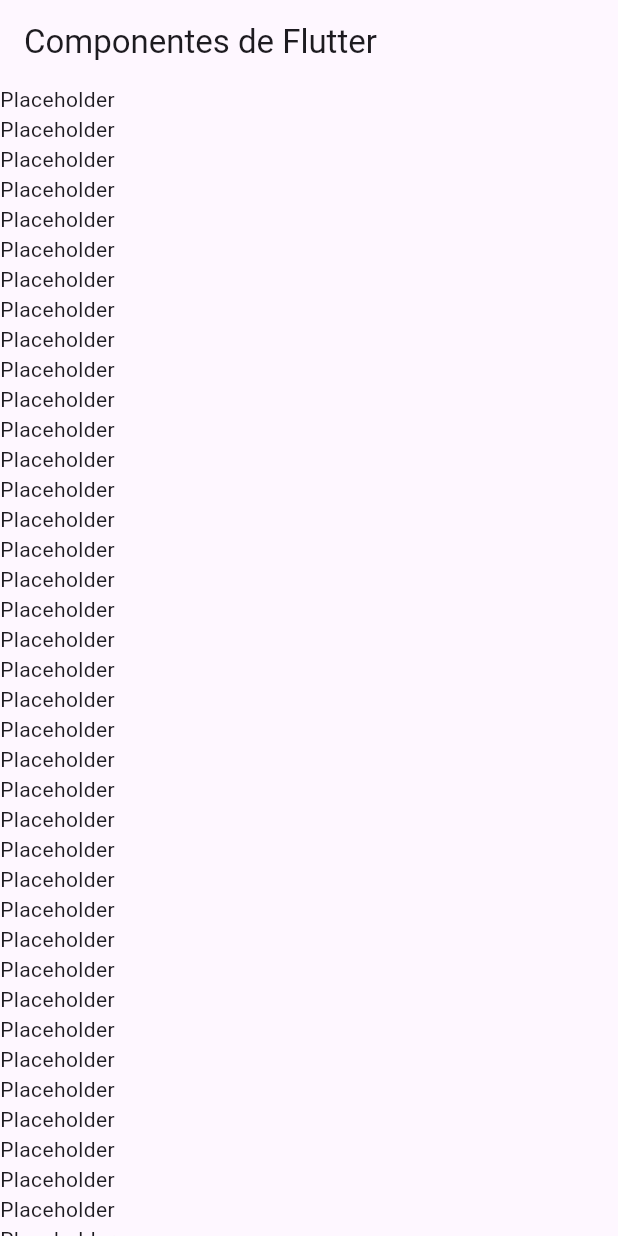
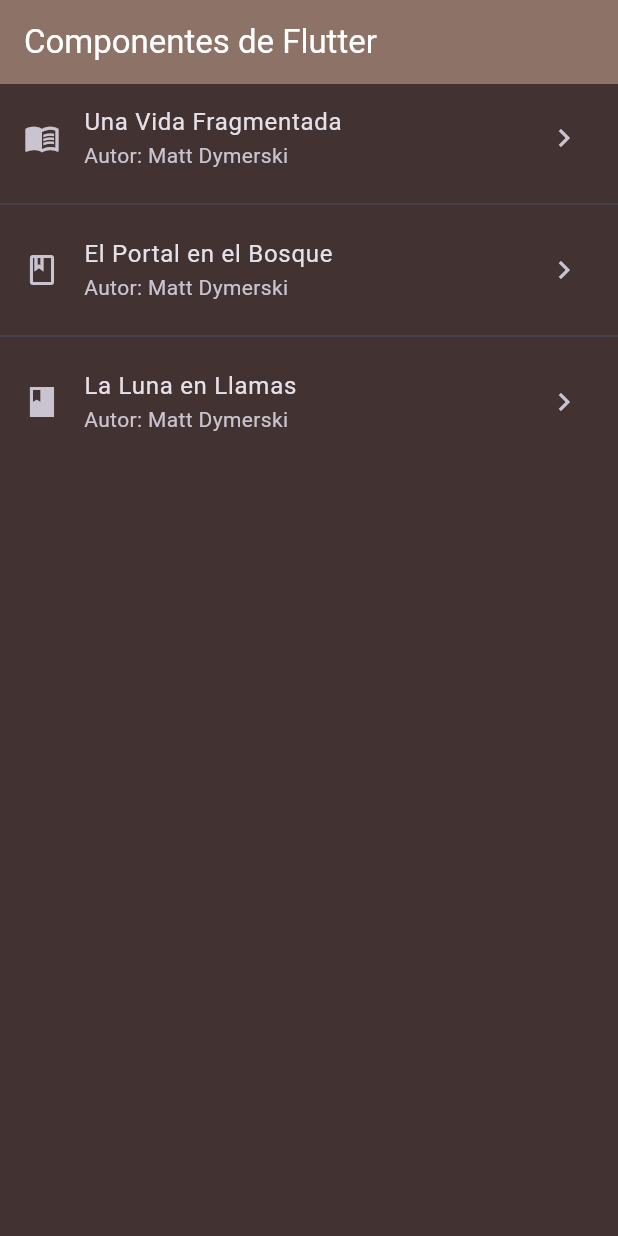
Before and after one commit to DerekAguilar/Componentes-Flutter, a Flutter app: the screen it shows after launch, on a phone screen of 412 x 824 dp. Run offline on Flutter 3.47's test engine with Material 3 defaults, Android fonts, the phone set to English and light mode, and no system bars.

Commit message:
Refactored and added AppTheme

```diff
--- a/lib/home_screen.dart
+++ /dev/null
@@ -1,75 +0,0 @@
-import 'package:flutter/material.dart';
-
-class HomeScreen extends StatelessWidget {
-  const HomeScreen({super.key});
-
-  @override
-  Widget build(BuildContext context) {
-    return Scaffold(
-      appBar: AppBar(
-        title: const Text('Componentes de Flutter'),
-      ),
-      body: ListView(
-        children: const [
-          Text('Placeholder'),
-          Text('Placeholder'),
-          Text('Placeholder'),
-          Text('Placeholder'),
-          Text('Placeholder'),
-          Text('Placeholder'),
-          Text('Placeholder'),
-          Text('Placeholder'),
-          Text('Placeholder'),
-          Text('Placeholder'),
-          Text('Placeholder'),
-          Text('Placeholder'),
-          Text('Placeholder'),
-          Text('Placeholder'),
-          Text('Placeholder'),
-          Text('Placeholder'),
-          Text('Placeholder'),
-          Text('Placeholder'),
-          Text('Placeholder'),
-          Text('Placeholder'),
-          Text('Placeholder'),
-          Text('Placeholder'),
-          Text('Placeholder'),
-          Text('Placeholder'),
-          Text('Placeholder'),
-          Text('Placeholder'),
-          Text('Placeholder'),
-          Text('Placeholder'),
-          Text('Placeholder'),
-          Text('Placeholder'),
-          Text('Placeholder'),
-          Text('Placeholder'),
-          Text('Placeholder'),
-          Text('Placeholder'),
-          Text('Placeholder'),
-          Text('Placeholder'),
-          Text('Placeholder'),
-          Text('Placeholder'),
-          Text('Placeholder'),
-          Text('Placeholder'),
-          Text('Placeholder'),
-          Text('Placeholder'),
-          Text('Placeholder'),
-          Text('Placeholder'),
-          Text('Placeholder'),
-          Text('Placeholder'),
-          Text('Placeholder'),
-          Text('Placeholder'),
-          Text('Placeholder'),
-          Text('Placeholder'),
-          Text('Placeholder'),
-          Text('Placeholder'),
-          Text('Placeholder'),
-          Text('Placeholder'),
-          Text('Placeholder'),
-          Text('Placeholder'),
-          Text('Placeholder'),
-        ],
-      )
-    );
-  }
-}
--- a/lib/main_app.dart
+++ b/lib/main_app.dart
@@ -1,14 +1,16 @@
 import 'package:flutter/material.dart';
-import 'home_screen.dart';
+import 'package:practica3/theme/app_theme.dart';
+import 'screens/home_screen.dart';
 
 class MainApp extends StatelessWidget {
   const MainApp({super.key});
 
   @override
   Widget build(BuildContext context) {
-    return const MaterialApp(
+    return MaterialApp(
       debugShowCheckedModeBanner: false,
-      home: HomeScreen()
+      home: const HomeScreen(),
+      theme: AppTheme.darkTheme
     );
   }
 }
--- /dev/null
+++ b/lib/screens/home_screen.dart
@@ -0,0 +1,38 @@
+import 'package:flutter/material.dart';
+
+class HomeScreen extends StatelessWidget {
+  const HomeScreen({super.key});
+
+  @override
+  Widget build(BuildContext context) {
+    return Scaffold(
+      appBar: AppBar(
+        title: const Text('Componentes de Flutter'),
+      ),
+      body: ListView(
+        children: const <Widget>[
+          ListTile(
+            title: Text('Una Vida Fragmentada'),
+            subtitle: Text('Autor: Matt Dymerski'),
+            leading: Icon(Icons.menu_book),
+            trailing: Icon(Icons.keyboard_arrow_right),
+          ),
+          Divider(),
+          ListTile(
+            title: Text('El Portal en el Bosque'),
+            subtitle: Text('Autor: Matt Dymerski'),
+            leading: Icon(Icons.book_outlined),
+            trailing: Icon(Icons.keyboard_arrow_right),
+          ),
+          Divider(),
+          ListTile(
+            title: Text('La Luna en Llamas'),
+            subtitle: Text('Autor: Matt Dymerski'),
+            leading: Icon(Icons.book_sharp),
+            trailing: Icon(Icons.keyboard_arrow_right),
+          ),
+        ],
+      )
+    );
+  }
+}
--- /dev/null
+++ b/lib/theme/app_theme.dart
@@ -0,0 +1,26 @@
+// Definición de los temas de estilo de app
+import 'package:flutter/material.dart';
+
+class AppTheme {
+  // Constante color primario
+  static const primColor=Color.fromARGB(255, 141,114, 104);
+  // Constante de color de fondo modo claro
+  static const bgColorLight=Color.fromARGB(255, 228, 220, 220);
+  // Constante de color de fondo modo oscuro
+  static const bgColorDark=Color.fromARGB(255, 67, 50, 50);
+  // Constante de temas
+  static final ThemeData lightTheme = ThemeData.light().copyWith(
+    scaffoldBackgroundColor: bgColorLight,
+    appBarTheme: const AppBarTheme(
+      foregroundColor: Colors.white,
+      color: primColor
+    )
+  );
+  static final ThemeData darkTheme= ThemeData.dark().copyWith(
+    scaffoldBackgroundColor: bgColorDark,
+    appBarTheme: const AppBarTheme(
+      foregroundColor: Colors.white,
+      color: primColor
+    )
+  );
+}
```
